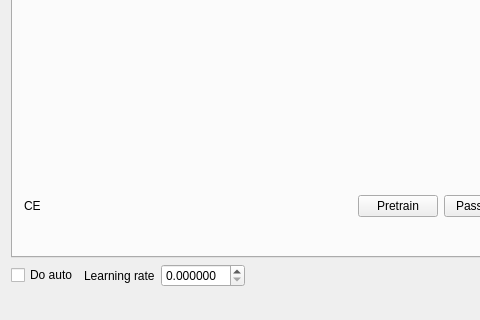
This is mainwindow.ui in artthirt/nnsample as Qt 5 draws it before an edit; both pictures show x 0 to 480 and y 376 to 696 of the 986 by 696 pixel window. The edited form follows.
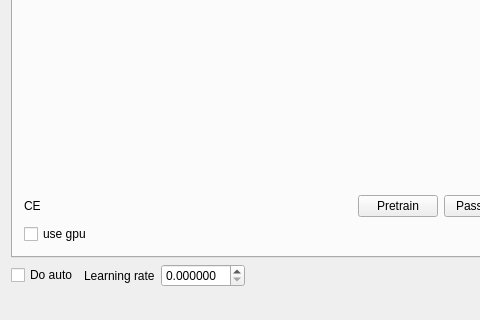
This is the edited form. Custom widgets are drawn as their Qt base class.

The edit to the form file:
```diff
--- a/mainwindow.ui
+++ b/mainwindow.ui
@@ -228,6 +228,13 @@
           <property name="topMargin">
            <number>0</number>
           </property>
+          <item>
+           <widget class="QCheckBox" name="chb_usegpu">
+            <property name="text">
+             <string>use gpu</string>
+            </property>
+           </widget>
+          </item>
           <item>
            <spacer name="horizontalSpacer_3">
             <property name="orientation">
```
